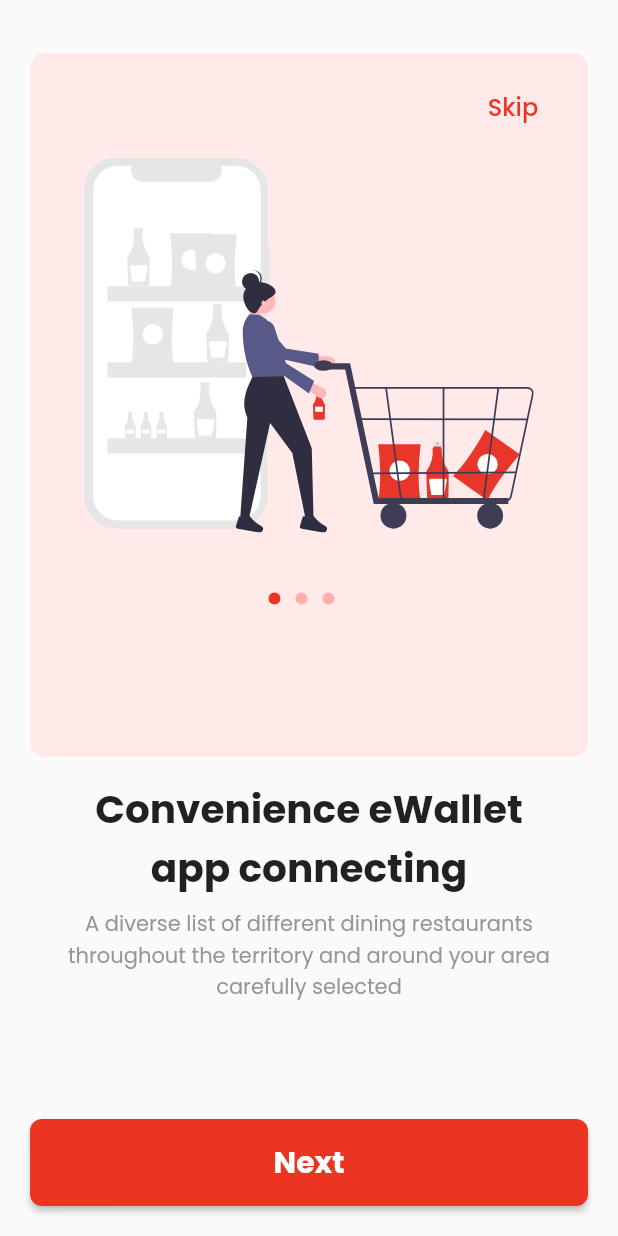
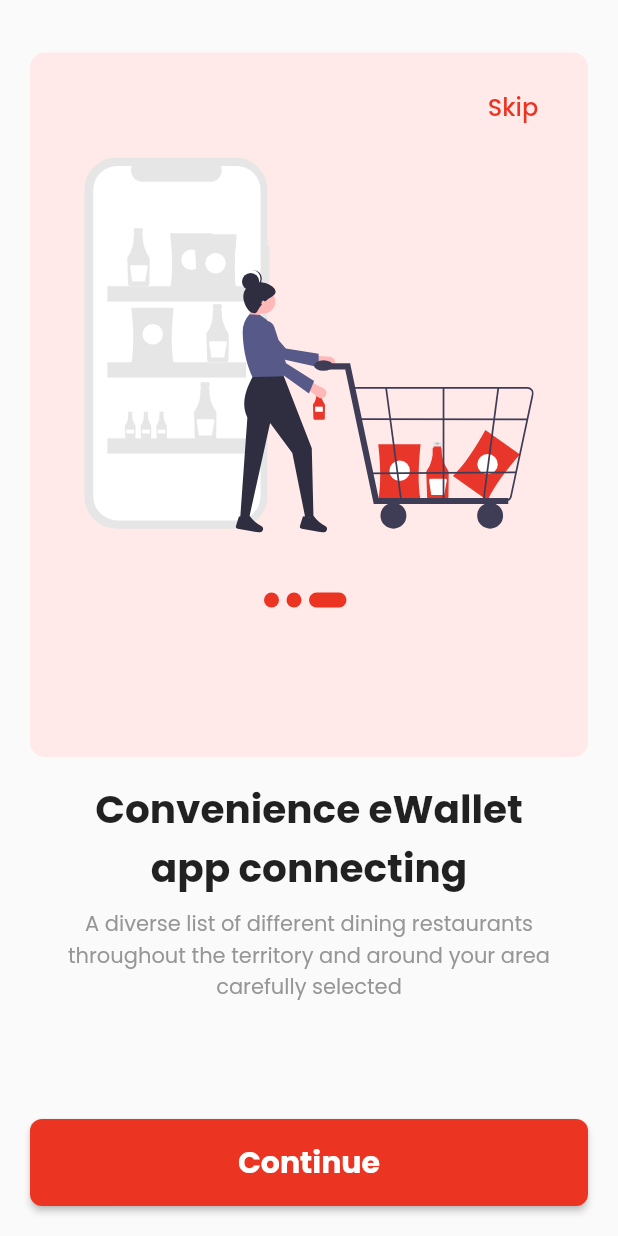
Before and after one commit to Gabin-ishimwe/food-app-mobile, a Flutter app: the screen it shows after launch, swiped to page 3, on a phone screen of 412 x 824 dp. Run offline on Flutter 3.47's test engine with Material 2 defaults, Android fonts, the phone set to English and light mode, and no system bars; our stand-ins replace carousel_slider, flutter_svg, google_fonts.

Commit message:
ft/finish oonboard page

```diff
--- a/lib/screens/onboarding_screen.dart
+++ b/lib/screens/onboarding_screen.dart
@@ -1,6 +1,7 @@
 import "package:flutter/material.dart";
 import "package:flutter_svg/flutter_svg.dart";
 import 'package:food_book_mobile/models/onboarding_model.dart';
+import 'package:food_book_mobile/screens/welcome_screen.dart';
 import 'package:google_fonts/google_fonts.dart';
 import 'package:carousel_slider/carousel_slider.dart';
 
@@ -12,6 +13,21 @@ class OnboardingScreen extends StatefulWidget {
 }
 
 class _OnboardingScreenState extends State<OnboardingScreen> {
+  int currentIndex = 0;
+  PageController _controller = PageController();
+
+  @override
+  void initState() {
+    _controller = PageController();
+    super.initState();
+  }
+
+  @override
+  void dispose() {
+    _controller.dispose();
+    super.dispose();
+  }
+
   @override
   Widget build(BuildContext context) {
     return Scaffold(
@@ -21,6 +37,14 @@ class _OnboardingScreenState extends State<OnboardingScreen> {
       body: Column(children: [
         Expanded(
           child: PageView.builder(
+              controller: _controller,
+              onPageChanged: (index) => {
+                    setState(
+                      () {
+                        currentIndex = index;
+                      },
+                    )
+                  },
               itemCount: onboardContents.length,
               itemBuilder: (_, index) {
                 return Container(
@@ -53,7 +77,12 @@ class _OnboardingScreenState extends State<OnboardingScreen> {
                                       )),
                                     ),
                                     onPressed: (() {
-                                      print("skip content-----");
+                                      // skip onboarding
+                                      // navigate to other screen
+                                      Navigator.push(context, MaterialPageRoute(
+                                          builder: ((context) {
+                                        return WelcomeScreen();
+                                      })));
                                     }),
                                     style: TextButton.styleFrom(
                                         padding: EdgeInsets.all(0)),
@@ -76,37 +105,20 @@ class _OnboardingScreenState extends State<OnboardingScreen> {
                                 height: 30,
                               ),
                               Row(
-                                mainAxisAlignment: MainAxisAlignment.center,
-                                children: [
-                                  Container(
-                                    height: 8,
-                                    width: 8,
-                                    margin: EdgeInsets.only(right: 10),
-                                    decoration: BoxDecoration(
-                                      shape: BoxShape.circle,
-                                      color: Color.fromARGB(255, 235, 53, 34),
-                                    ),
-                                  ),
-                                  Container(
-                                    height: 8,
-                                    width: 8,
-                                    margin: EdgeInsets.only(right: 10),
-                                    decoration: BoxDecoration(
-                                      shape: BoxShape.circle,
-                                      color: Color.fromARGB(255, 255, 175, 171),
-                                    ),
-                                  ),
-                                  Container(
-                                    height: 8,
-                                    width: 8,
-                                    margin: EdgeInsets.only(right: 10),
-                                    decoration: BoxDecoration(
-                                      shape: BoxShape.circle,
-                                      color: Color.fromARGB(255, 255, 175, 171),
-                                    ),
-                                  ),
-                                ],
-                              )
+                                  mainAxisAlignment: MainAxisAlignment.center,
+                                  children: List.generate(
+                                    onboardContents.length,
+                                    (index) => Container(
+                                        height: 10,
+                                        width: currentIndex == index ? 25 : 10,
+                                        margin: EdgeInsets.only(right: 5),
+                                        decoration: BoxDecoration(
+                                          borderRadius:
+                                              BorderRadius.circular(20),
+                                          color:
+                                              Color.fromARGB(255, 235, 53, 34),
+                                        )),
+                                  ))
                             ]),
                           ),
                         ),
@@ -121,8 +133,9 @@ class _OnboardingScreenState extends State<OnboardingScreen> {
                                   // mainAxisAlignment: MainAxisAlignment.spaceAround,
                                   children: [
                                     Padding(
-                                      padding:
-                                          EdgeInsets.symmetric(horizontal: 20),
+                                      padding: EdgeInsets.symmetric(
+                                        horizontal: 20,
+                                      ),
                                       child: Text(
                                         onboardContents[index].title,
                                         style: GoogleFonts.poppins(
@@ -149,15 +162,24 @@ class _OnboardingScreenState extends State<OnboardingScreen> {
                       ]),
                 );
               }),
-          flex: 9,
+          // flex: 9,
         ),
         Container(
           width: double.infinity,
           padding: EdgeInsets.all(20),
           child: ElevatedButton(
-            onPressed: () {},
+            onPressed: () {
+              if (currentIndex == onboardContents.length - 1) {
+                // navigate on another screen
+                Navigator.push(context, MaterialPageRoute(builder: ((context) {
+                  return WelcomeScreen();
+                })));
+              }
+              _controller.nextPage(
+                  duration: Duration(milliseconds: 400), curve: Curves.ease);
+            },
             child: Text(
-              "Next",
+              currentIndex == onboardContents.length - 1 ? "Continue" : "Next",
               style: GoogleFonts.poppins(
                   textStyle: TextStyle(
                     fontWeight: FontWeight.bold,
```
Also changed, not shown: lib/screens/welcome_screen.dart (added, +26 -0 lines).
